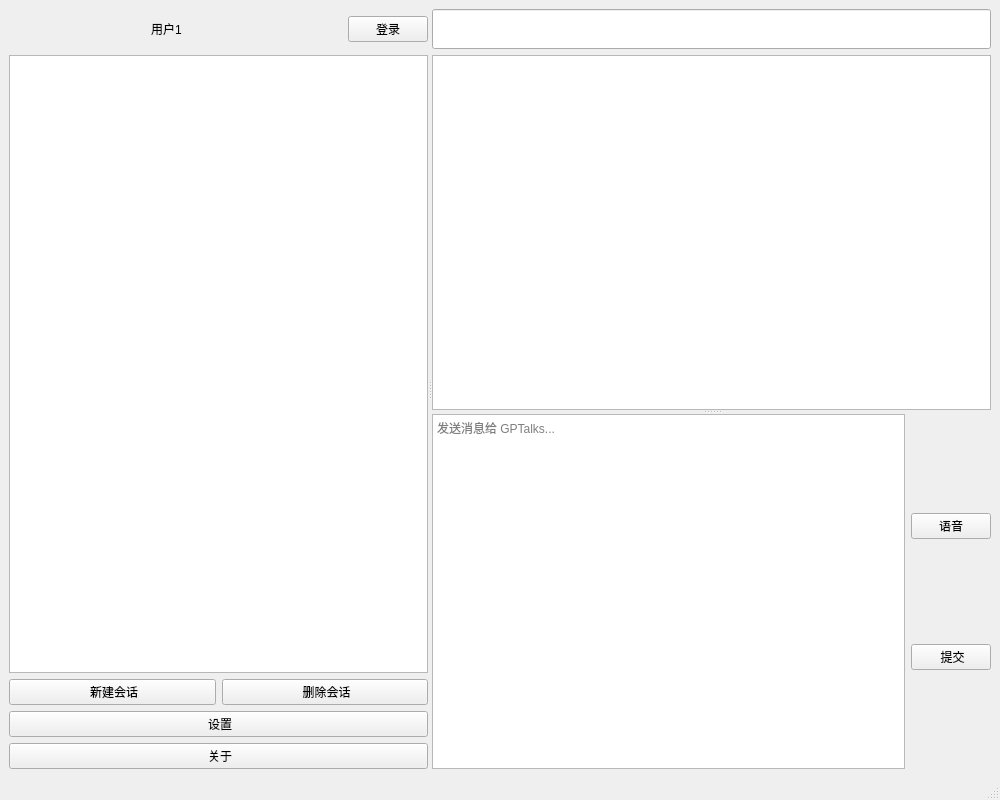
This is ui/main_window.ui in liyixin1/GPTalks as Qt 5 draws it before an edit. The edited form follows.
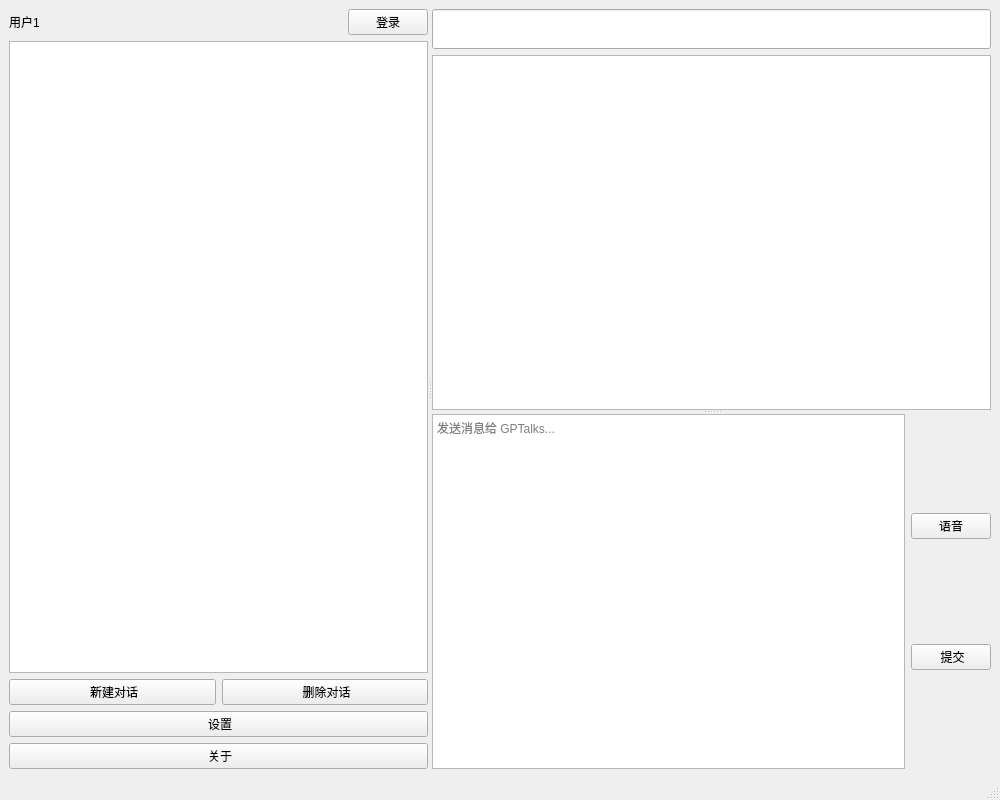
This is the edited form. Icons and pictures are not drawn.

The edit to the form file:
```diff
--- a/ui/main_window.ui
+++ b/ui/main_window.ui
@@ -31,37 +31,6 @@
        <layout class="QVBoxLayout" name="verticalLayout_4">
         <item>
          <layout class="QHBoxLayout" name="horizontalLayout">
-          <item alignment="Qt::AlignLeft">
-           <widget class="QLabel" name="label_icon">
-            <property name="sizePolicy">
-             <sizepolicy hsizetype="Preferred" vsizetype="Preferred">
-              <horstretch>0</horstretch>
-              <verstretch>0</verstretch>
-             </sizepolicy>
-            </property>
-            <property name="minimumSize">
-             <size>
-              <width>40</width>
-              <height>40</height>
-             </size>
-            </property>
-            <property name="maximumSize">
-             <size>
-              <width>40</width>
-              <height>40</height>
-             </size>
-            </property>
-            <property name="text">
-             <string/>
-            </property>
-            <property name="scaledContents">
-             <bool>true</bool>
-            </property>
-            <property name="wordWrap">
-             <bool>false</bool>
-            </property>
-           </widget>
-          </item>
           <item alignment="Qt::AlignLeft">
            <widget class="QLabel" name="label_name">
             <property name="sizePolicy">
@@ -122,7 +91,7 @@
           <item>
            <widget class="QPushButton" name="pushButton_new">
             <property name="text">
-             <string> 新建会话</string>
+             <string> 新建对话</string>
             </property>
             <property name="icon">
              <iconset>
@@ -133,7 +102,7 @@
           <item>
            <widget class="QPushButton" name="pushButton_delect">
             <property name="text">
-             <string> 删除会话</string>
+             <string> 删除对话</string>
             </property>
             <property name="icon">
              <iconset>
```
Left out of the diff: 14 changed lines with no effect on the pictures.
